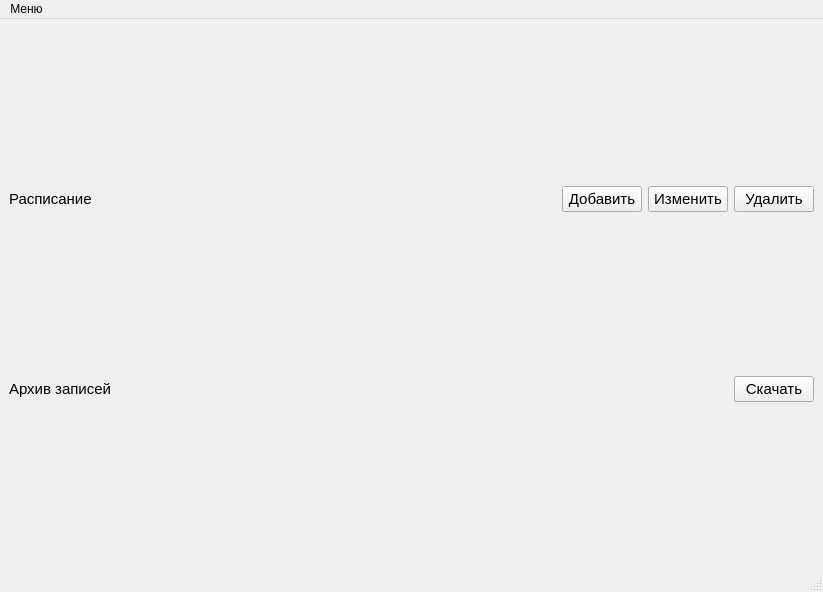
Above: resources/v1/main_window.ui from mcsltd/mcs-inRat-planner before the change. Below: the same form after it.
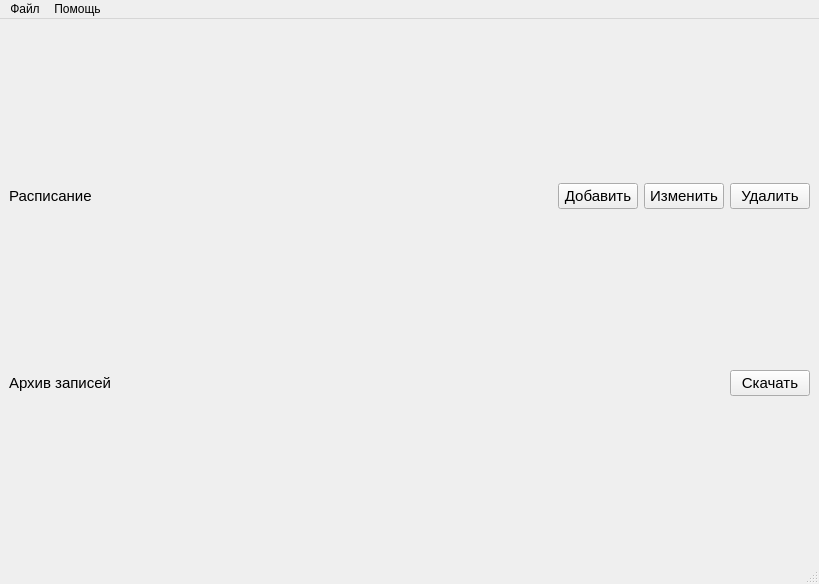
That is the form after the change.

```diff
--- a/resources/v1/main_window.ui
+++ b/resources/v1/main_window.ui
@@ -6,8 +6,8 @@
    <rect>
     <x>0</x>
     <y>0</y>
-    <width>823</width>
-    <height>592</height>
+    <width>819</width>
+    <height>584</height>
    </rect>
   </property>
   <property name="font">
@@ -159,19 +159,26 @@
     <rect>
      <x>0</x>
      <y>0</y>
-     <width>823</width>
+     <width>819</width>
      <height>22</height>
     </rect>
    </property>
-   <widget class="QMenu" name="menu">
+   <widget class="QMenu" name="file">
     <property name="title">
-     <string>Меню</string>
+     <string>Файл</string>
     </property>
     <addaction name="actionSettings"/>
     <addaction name="separator"/>
     <addaction name="actionExit"/>
    </widget>
-   <addaction name="menu"/>
+   <widget class="QMenu" name="help">
+    <property name="title">
+     <string>Помощь</string>
+    </property>
+    <addaction name="actionAbout"/>
+   </widget>
+   <addaction name="file"/>
+   <addaction name="help"/>
   </widget>
   <widget class="QStatusBar" name="statusbar"/>
   <action name="actionExit">
```
Left out of the diff: 5 changed lines with no effect on the pictures.
